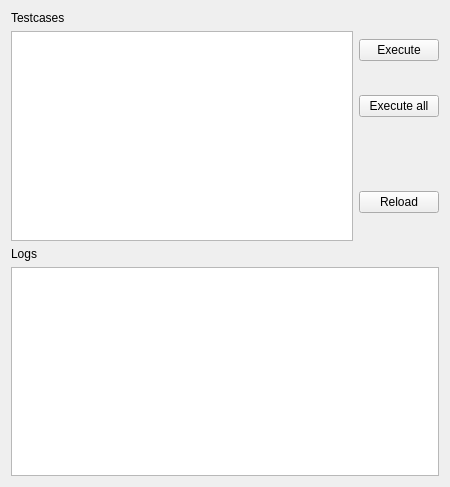
Old version of the form gui.ui in the repository PokerMakyo/TestSuite.
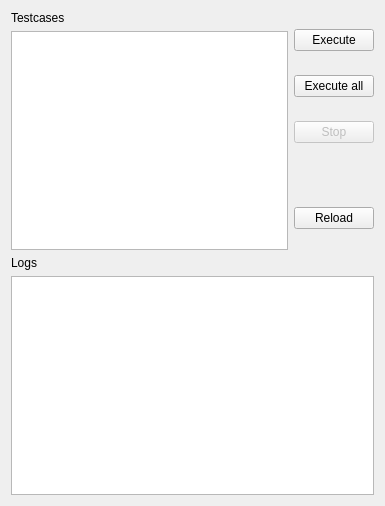
New version of the form.

Commit message: added stop button, now working yet

What changed in the file:
```diff
--- a/gui.ui
+++ b/gui.ui
@@ -6,8 +6,8 @@
    <rect>
     <x>0</x>
     <y>0</y>
-    <width>450</width>
-    <height>487</height>
+    <width>385</width>
+    <height>506</height>
    </rect>
   </property>
   <property name="windowTitle">
@@ -59,6 +59,16 @@
          </property>
         </widget>
        </item>
+       <item>
+        <widget class="QPushButton" name="stop">
+         <property name="enabled">
+          <bool>false</bool>
+         </property>
+         <property name="text">
+          <string>Stop</string>
+         </property>
+        </widget>
+       </item>
        <item>
         <spacer name="verticalSpacer">
          <property name="orientation">
```
Left out of the diff: 17 changed lines with no effect on the pictures. The commit also changes 1 other file.
